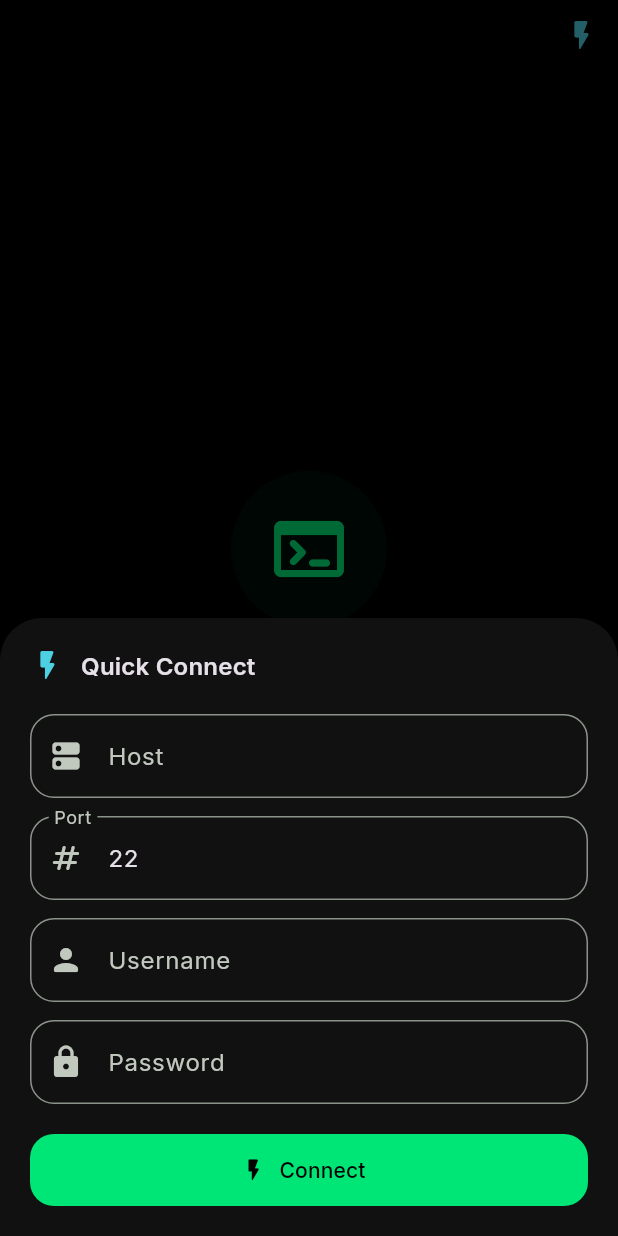
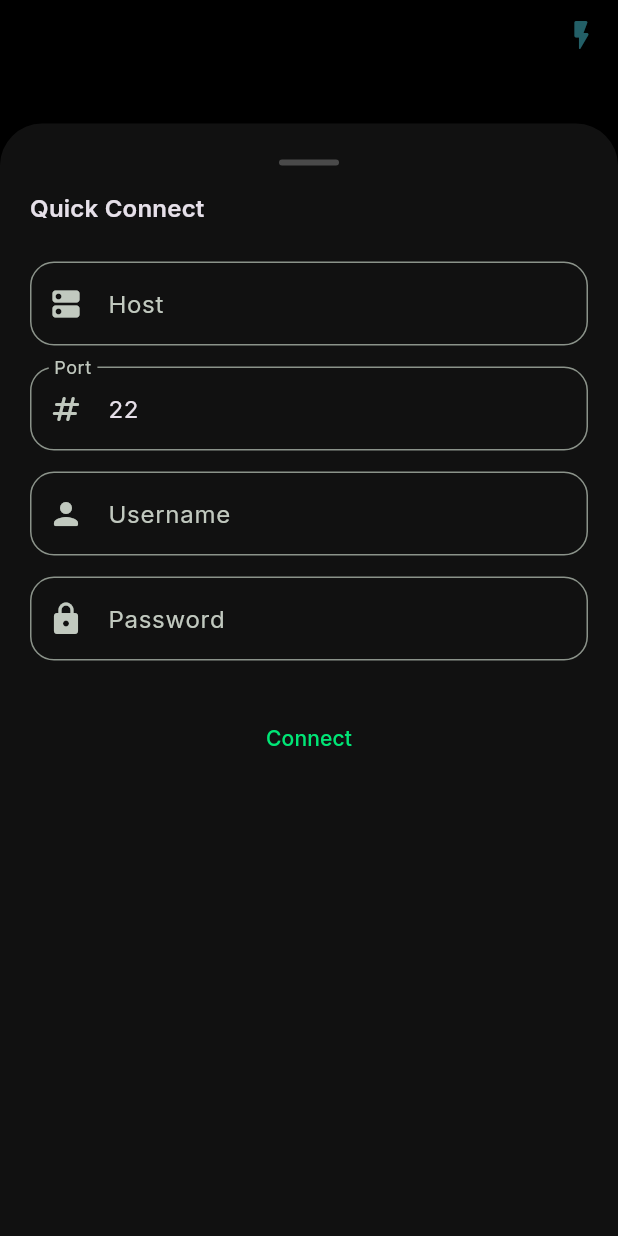
Before and after one commit to rudra-sah00/ssh-client, a Flutter app: the screen it shows after launch, after a tap on the "flash on" icon, on a phone screen of 412 x 824 dp. Run offline on Flutter 3.47's test engine with Material 3 defaults, Android fonts, the phone set to English and light mode, and no system bars; drawn by our look-alikes of flutter_animate; our stand-ins replace flex_color_scheme, flutter_riverpod, flutter_secure_storage, freezed_annotation, google_fonts; missing offline and left inert: dartssh2, xterm.

Commit message:
style: text-only buttons everywhere, same-size bottom sheet for quick connect

```diff
--- a/lib/presentation/screens/connection/add_edit_connection_screen.dart
+++ b/lib/presentation/screens/connection/add_edit_connection_screen.dart
@@ -220,11 +220,9 @@ class _State extends ConsumerState<AddEditConnectionScreen> {
               // ── Save Button ──
               SizedBox(
                 width: double.infinity,
-                height: 52,
-                child: FilledButton.icon(
+                child: TextButton(
                   onPressed: _save,
-                  icon: Icon(_isEditing ? Icons.check_rounded : Icons.save_rounded),
-                  label: Text(_isEditing ? 'Update' : 'Save', style: textTheme.titleMedium?.copyWith(color: colors.onPrimary)),
+                  child: Text(_isEditing ? 'Update' : 'Save'),
                 ),
               ).animate().fadeIn(delay: 480.ms, duration: 300.ms).slideY(begin: 0.15),
 
--- a/lib/presentation/screens/home/home_screen.dart
+++ b/lib/presentation/screens/home/home_screen.dart
@@ -186,31 +186,38 @@ class _HomeScreenState extends ConsumerState<HomeScreen> {
       context: context,
       isScrollControlled: true,
       useSafeArea: true,
-      builder: (ctx) => Padding(
-        padding: EdgeInsets.fromLTRB(20, 20, 20, MediaQuery.of(ctx).viewInsets.bottom + 20),
-        child: Column(mainAxisSize: MainAxisSize.min, children: [
-          Row(children: [
-            Icon(Icons.flash_on_rounded, color: Theme.of(context).colorScheme.tertiary),
-            const SizedBox(width: 10),
+      builder: (_) => DraggableScrollableSheet(
+        initialChildSize: 0.9,
+        minChildSize: 0.5,
+        maxChildSize: 0.95,
+        expand: false,
+        builder: (_, controller) => SingleChildScrollView(
+          controller: controller,
+          padding: const EdgeInsets.symmetric(horizontal: 20, vertical: 24),
+          child: Column(crossAxisAlignment: CrossAxisAlignment.start, children: [
+            Center(
+              child: Container(
+                width: 40, height: 4,
+                margin: const EdgeInsets.only(bottom: 16),
+                decoration: BoxDecoration(color: Colors.white24, borderRadius: BorderRadius.circular(2)),
+              ),
+            ),
             Text('Quick Connect', style: Theme.of(context).textTheme.titleMedium?.copyWith(fontWeight: FontWeight.w600)),
-          ]),
-          const SizedBox(height: 20),
+            const SizedBox(height: 24),
             TextField(controller: host, decoration: const InputDecoration(labelText: 'Host', prefixIcon: Icon(Icons.dns_rounded))),
-          const SizedBox(height: 12),
+            const SizedBox(height: 14),
             TextField(controller: port, decoration: const InputDecoration(labelText: 'Port', prefixIcon: Icon(Icons.numbers_rounded)), keyboardType: TextInputType.number),
-          const SizedBox(height: 12),
+            const SizedBox(height: 14),
             TextField(controller: user, decoration: const InputDecoration(labelText: 'Username', prefixIcon: Icon(Icons.person_rounded))),
-          const SizedBox(height: 12),
+            const SizedBox(height: 14),
             TextField(controller: pass, decoration: const InputDecoration(labelText: 'Password', prefixIcon: Icon(Icons.lock_rounded)), obscureText: true),
-          const SizedBox(height: 20),
+            const SizedBox(height: 28),
             SizedBox(
               width: double.infinity,
-            height: 48,
-            child: FilledButton.icon(
-              icon: const Icon(Icons.flash_on_rounded, size: 18),
+              child: TextButton(
                 onPressed: () {
                   if (host.text.isEmpty || user.text.isEmpty) return;
-                Navigator.pop(ctx);
+                  Navigator.pop(context);
                   final conn = ConnectionModel(
                     id: 'quick_${DateTime.now().millisecondsSinceEpoch}',
                     name: '${user.text}@${host.text}',
@@ -221,10 +228,11 @@ class _HomeScreenState extends ConsumerState<HomeScreen> {
                   );
                   Navigator.pushNamed(context, '/terminal', arguments: conn);
                 },
-              label: const Text('Connect'),
+                child: const Text('Connect'),
               ),
             ),
           ]),
+        ),
       ),
     );
   }
@@ -389,8 +397,8 @@ class _ConnectionTile extends ConsumerWidget {
         content: Text('Delete "${connection.name}"?\nThis cannot be undone.'),
         actions: [
           TextButton(onPressed: () => Navigator.pop(ctx), child: const Text('Cancel')),
-          FilledButton(
-            style: FilledButton.styleFrom(backgroundColor: Colors.red),
+          TextButton(
+            style: TextButton.styleFrom(foregroundColor: Colors.red),
             onPressed: () {
               Navigator.pop(ctx);
               ref.read(connectionListProvider.notifier).delete(connection.id);
--- a/lib/presentation/screens/settings/settings_screen.dart
+++ b/lib/presentation/screens/settings/settings_screen.dart
@@ -149,7 +149,7 @@ class SettingsScreen extends ConsumerWidget {
         ),
         actions: [
           TextButton(onPressed: () => Navigator.pop(ctx), child: const Text('Cancel')),
-          FilledButton(
+          TextButton(
             onPressed: () async {
               Navigator.pop(ctx);
               try {
--- a/lib/presentation/screens/snippet/snippet_screen.dart
+++ b/lib/presentation/screens/snippet/snippet_screen.dart
@@ -126,7 +126,7 @@ class SnippetScreen extends ConsumerWidget {
         ),
         actions: [
           TextButton(onPressed: () => Navigator.pop(ctx), child: const Text('Cancel')),
-          FilledButton(
+          TextButton(
             onPressed: () {
               if (name.text.isEmpty || command.text.isEmpty) return;
               final snippet = SnippetModel(
--- a/lib/presentation/screens/tunnel/tunnel_screen.dart
+++ b/lib/presentation/screens/tunnel/tunnel_screen.dart
@@ -157,7 +157,7 @@ class _TunnelScreenState extends ConsumerState<TunnelScreen> {
           ),
           actions: [
             TextButton(onPressed: () => Navigator.pop(ctx), child: const Text('Cancel')),
-            FilledButton(
+            TextButton(
               onPressed: () async {
                 Navigator.pop(ctx);
                 try {
```
Also changed, not shown: lib/presentation/screens/sftp/sftp_browser_screen.dart (+5 -5 lines), lib/presentation/screens/terminal/terminal_screen.dart (+4 -5 lines). Lines whose indentation alone changed are shown as unchanged.
